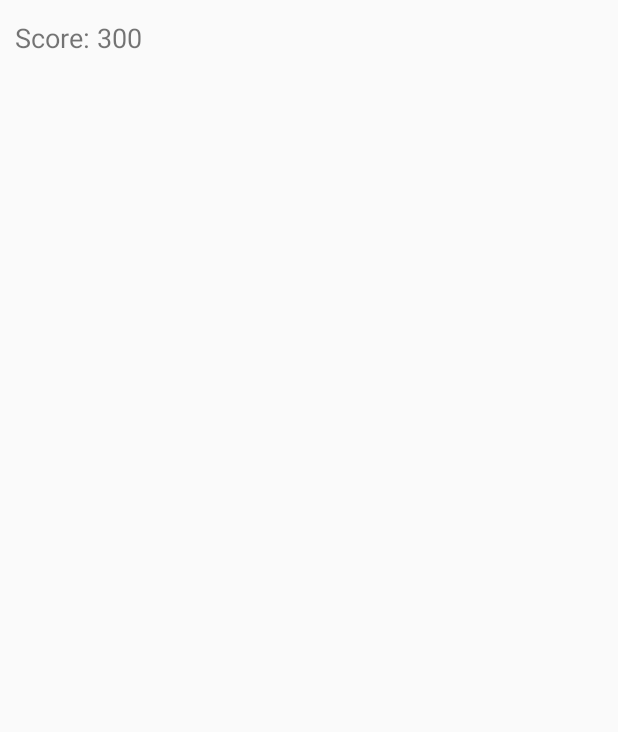
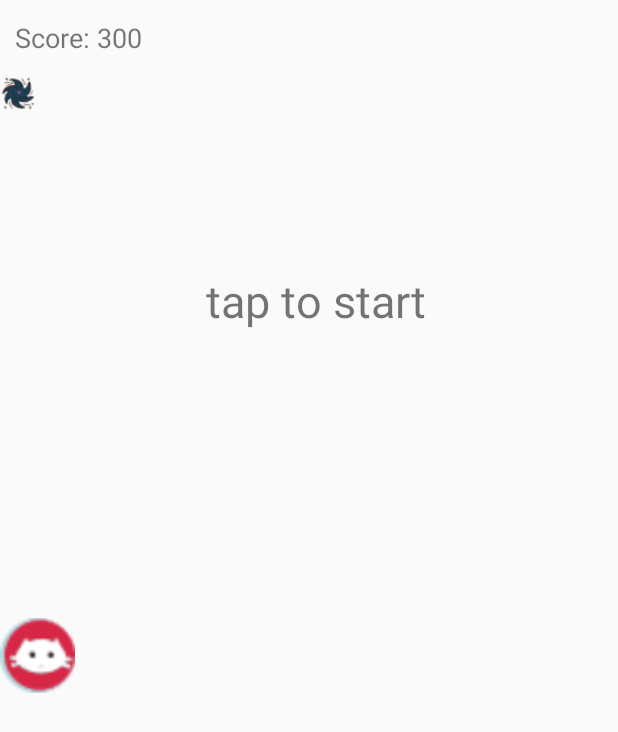
Before and after one commit to ywqzzy/Catch_the_ball, an Android app: the screen it shows after launch (MainActivity), on a phone screen of 412 x 824 dp. Before the commit the part shown is almost empty. Shown: the top 732 px of the screen. Run offline under Robolectric (Android 15) with nearby library versions, the phone set to English and light mode, and no system bars.

Commit message:
init activity_main layout

```diff
--- a/app/src/main/res/layout/activity_main.xml
+++ b/app/src/main/res/layout/activity_main.xml
@@ -8,6 +8,7 @@
     tools:context=".MainActivity">
 
     <TextView
+        android:id="@+id/scoreLabel"
         android:layout_width="wrap_content"
         android:layout_height="50dp"
         android:text="Score: 300"
@@ -16,8 +17,44 @@
         android:gravity="center_vertical"/>
 
     <FrameLayout
+        android:id="@+id/frame"
         android:layout_width="match_parent"
         android:layout_height="match_parent">
+        <TextView
+            android:id="@+id/startLabel"
+            android:layout_width="wrap_content"
+            android:layout_height="wrap_content"
+            android:text="tap to start"
+            android:textSize="30sp"
+            android:paddingLeft="10dp"
+            android:layout_marginTop="130dp"
+            android:layout_gravity="center_horizontal"/>
+
+        <ImageView
+            android:id="@+id/box"
+            android:layout_width="50dp"
+            android:layout_height="50dp"
+            android:src="@drawable/cat"
+            android:layout_gravity="center_vertical"/>
+        <ImageView
+            android:id="@+id/pie"
+            android:layout_width="24dp"
+            android:layout_height="24dp"
+            android:src="@drawable/pie" />
+
+        <ImageView
+            android:id="@+id/apple"
+            android:layout_width="24dp"
+            android:layout_height="24dp"
+            android:src="@drawable/apple" />
+
+
+        <ImageView
+            android:id="@+id/black_hole"
+            android:layout_width="24dp"
+            android:layout_height="24dp"
+            android:src="@drawable/black_hole" />
+
 
     </FrameLayout>
 
```
Also changed, not shown: app/src/main/res/drawable/apple.png (added), app/src/main/res/drawable/black_hole.png (added), app/src/main/res/drawable/cat.png (added), app/src/main/res/drawable/pie.png (added).
